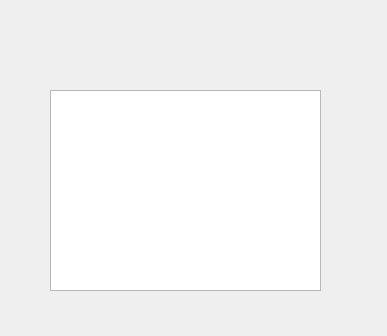
The window that assets/ui/LOG.ui (dev-LNA/HostFocuser160) describes before a commit, drawn with Qt 5.
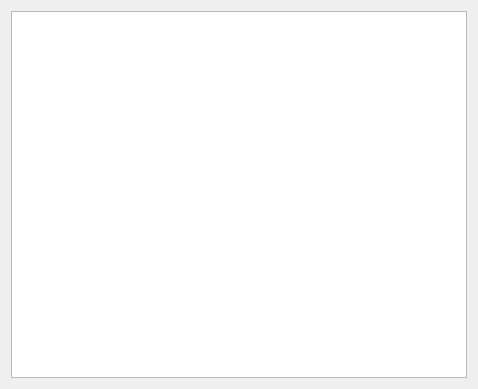
The same window after the commit.

```diff
--- a/assets/ui/LOG.ui
+++ b/assets/ui/LOG.ui
@@ -6,23 +6,22 @@
    <rect>
     <x>0</x>
     <y>0</y>
-    <width>387</width>
-    <height>336</height>
+    <width>478</width>
+    <height>389</height>
    </rect>
   </property>
   <property name="windowTitle">
    <string>Form</string>
   </property>
-  <widget class="QTextEdit" name="textEdit">
-   <property name="geometry">
-    <rect>
-     <x>50</x>
-     <y>90</y>
-     <width>271</width>
-     <height>201</height>
-    </rect>
-   </property>
-  </widget>
+  <layout class="QHBoxLayout" name="horizontalLayout">
+   <item>
+    <widget class="QTextEdit" name="txtLog">
+     <property name="readOnly">
+      <bool>true</bool>
+     </property>
+    </widget>
+   </item>
+  </layout>
  </widget>
  <resources/>
  <connections/>
```
Left out of the diff: 2 changed lines with no effect on the pictures.
